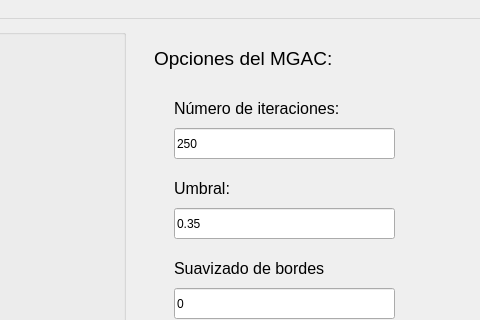
Qt form main_window.ui (arodriguez1415/PF-SECRET) before a commit; both pictures show x 665 to 1145 and y 0 to 320 of the 1145 by 790 pixel window.
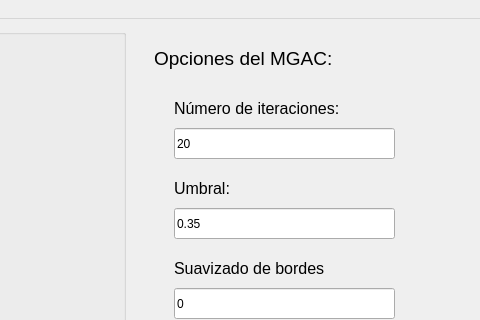
The same form after that commit. The open tabs and pages were chosen to show the change.

Patch:
```diff
--- a/main_window.ui
+++ b/main_window.ui
@@ -113,7 +113,7 @@
        </rect>
       </property>
       <property name="text">
-       <string>250</string>
+       <string>20</string>
       </property>
      </widget>
      <widget class="QLabel" name="threshold_mgac_label">
```
Left out of the diff: 3 changed lines with no effect on the pictures.
